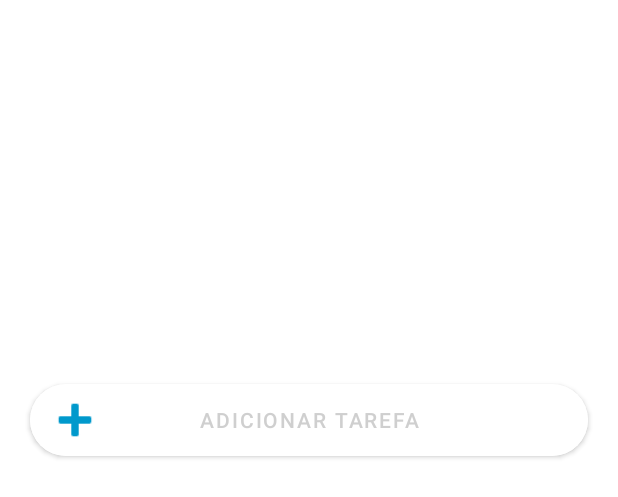
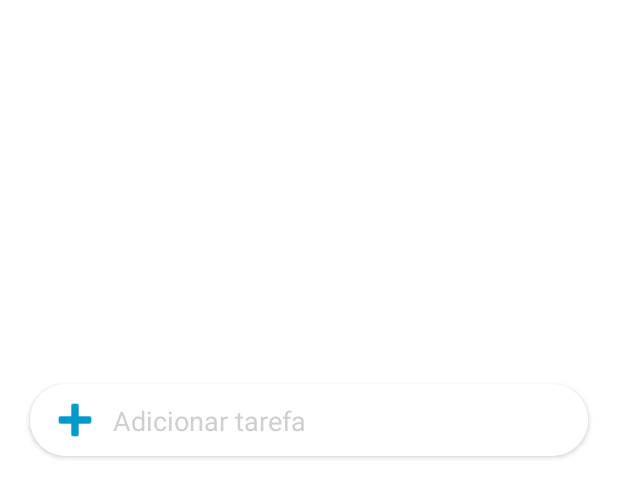
Before and after one commit to DaviSobrinho/Projeto-Pomos, an Android app: the layout activity_main.xml on its own in the app's theme, with its tools: preview values and no code run, on a phone screen of 412 x 824 dp. Shown: the top 497 px of the screen. Run offline under Robolectric (Android 15) with nearby library versions, the phone set to English and light mode, and no system bars.

Commit message:
Leves alterações para fazer o botão de adicionar tarefa ser mais semelhante ao desejado.

```diff
--- a/app/src/main/res/layout/activity_main.xml
+++ b/app/src/main/res/layout/activity_main.xml
@@ -8,7 +8,6 @@
     <Button
         android:backgroundTint="@color/white"
         android:textColor="@color/grey"
-        android:text="@string/add_tarefa"
         android:id="@+id/button_1"
         android:layout_width="match_parent"
         android:layout_height="60dp"
@@ -21,7 +20,6 @@
         app:layout_constraintTop_toTopOf="parent"
         app:cornerRadius="50dp">
     </Button>
-
     <ImageView
         android:contentDescription="@string/add_tarefa"
         android:clickable="true"
@@ -37,6 +35,20 @@
         app:layout_constraintTop_toTopOf="@id/button_1"
         app:tint="@color/holo_blue_dark">
     </ImageView>
+    <TextView
+        android:layout_width="wrap_content"
+        android:layout_height="wrap_content"
+        android:layout_marginTop="10dp"
+        android:layout_marginBottom="10dp"
+        android:layout_marginStart="5dp"
+        app:layout_constraintBottom_toBottomOf="@id/button_1"
+        app:layout_constraintTop_toTopOf="@id/button_1"
+        app:layout_constraintStart_toEndOf="@id/imageview"
+        android:text="@string/add_tarefa"
+        android:elevation="10dp"
+        android:textColor="@color/grey"
+        android:textSize="18sp">
+    </TextView>
 
 
 </androidx.constraintlayout.widget.ConstraintLayout>
```
